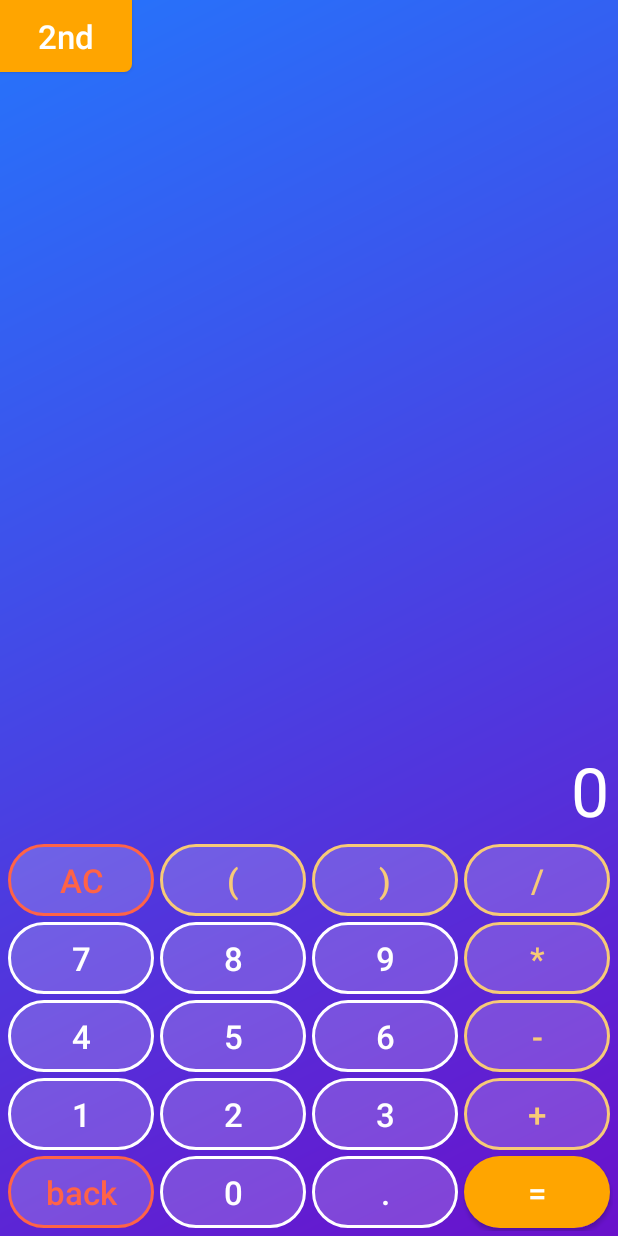
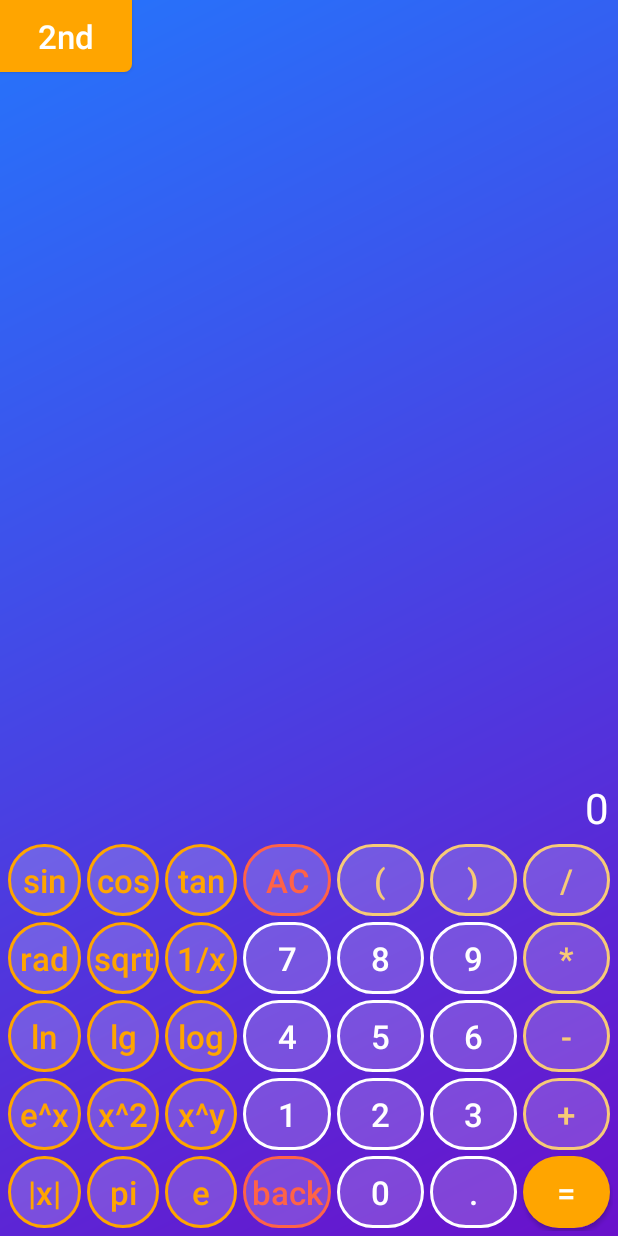
Before and after one commit to Elizabeth379/MobileApplicationProgramming, an Android app: the screen it shows after launch (MainActivity), on a phone screen of 412 x 824 dp. Run offline under Robolectric (Android 15) with nearby library versions, the phone set to English and light mode, and no system bars; 1 statement that could not run was skipped.

Commit message:
Engineering functions added.

```diff
--- a/EngineeringCalculator/app/src/main/java/com/example/engineeringcalculator/fragments/ScienceModeFragment.kt
+++ b/EngineeringCalculator/app/src/main/java/com/example/engineeringcalculator/fragments/ScienceModeFragment.kt
@@ -1,4 +1,127 @@
 package com.example.engineeringcalculator.fragments
 
-class ScienceModeFragment {
+import android.content.Context
+import android.os.Bundle
+import androidx.fragment.app.Fragment
+import android.view.LayoutInflater
+import android.view.View
+import android.view.ViewGroup
+import android.widget.Button
+import com.example.engineeringcalculator.calculations.Calculator
+import com.example.engineeringcalculator.calculations.Operations
+
+import com.example.engineeringcalculator.Connector
+import com.example.engineeringcalculator.R
+import kotlin.math.*
+
+
+class ScienceModeFragment : Fragment() {
+    private lateinit var btn_sin: Button
+    private lateinit var btn_cos: Button
+    private lateinit var btn_tan: Button
+    private lateinit var btn_rad: Button
+    private lateinit var btn_sqrt: Button
+    private lateinit var btn_ln: Button
+    private lateinit var btn_lg: Button
+    private lateinit var btn_log: Button
+    private lateinit var btn_powerMinOne: Button
+    private lateinit var btn_expPowX: Button
+    private lateinit var btn_square: Button
+    private lateinit var btn_power: Button
+    private lateinit var btn_module: Button
+    private lateinit var btn_pi: Button
+    private lateinit var btn_exp: Button
+
+    private lateinit var calculator : Calculator
+
+    override fun onCreateView(
+        inflater: LayoutInflater,
+        container: ViewGroup?,
+        savedInstanceState: Bundle?
+    ): View? {
+        // Inflate the layout for this fragment
+        val view: View = inflater.inflate(R.layout.fragment_science_mode, container, false)
+        setupLayoutFor(view)
+        return view
+    }
+
+    private fun setupLayoutFor(view: View) {
+        btn_sin = view.findViewById((R.id.btn_sin))
+        btn_sin.setOnClickListener{
+            calculator.appendFunction("sin(") { n1 : Double -> (sin(n1)) }
+        }
+        btn_cos = view.findViewById((R.id.btn_cos))
+        btn_cos.setOnClickListener{
+            calculator.appendFunction("cos(") { n1 : Double -> (cos(n1)) }
+        }
+        btn_tan = view.findViewById((R.id.btn_tan))
+        btn_tan.setOnClickListener{
+            calculator.appendFunction("tan(") { n1 : Double -> (tan(n1)) }
+        }
+        btn_rad = view.findViewById((R.id.btn_rad))
+        btn_rad.setOnClickListener{
+            calculator.appendFunction("rad(") { n1 : Double -> (Math.toRadians(n1)) }
+        }
+        btn_sqrt = view.findViewById((R.id.btn_sqrt))
+        btn_sqrt.setOnClickListener{
+            calculator.appendFunction("sqrt(") { n1 : Double -> (sqrt(n1)) }
+        }
+        btn_ln = view.findViewById((R.id.btn_ln))
+        btn_ln.setOnClickListener{
+            calculator.appendFunction("ln(") { n1 : Double -> (ln(n1)) }
+        }
+        btn_log = view.findViewById((R.id.btn_log))
+        btn_log.setOnClickListener{
+            calculator.appendFunction("log(") { n1 : Double -> (log2(n1)) }
+        }
+        btn_lg = view.findViewById((R.id.btn_lg))
+        btn_lg.setOnClickListener{
+            calculator.appendFunction("lg(") { n1 : Double -> (log10(n1)) }
+        }
+        btn_powerMinOne = view.findViewById((R.id.btn_powerMinOne))
+        btn_powerMinOne.setOnClickListener{
+            calculator.appendFunction("(1/(") { n1 : Double -> (1 / n1) }
+        }
+        btn_expPowX = view.findViewById((R.id.btn_expPowX))
+        btn_expPowX.setOnClickListener{
+            calculator.appendFunction("e^(") { n1 : Double -> (exp(n1)) }
+        }
+        btn_square = view.findViewById((R.id.btn_square))
+        btn_square.setOnClickListener{
+            calculator.appendOperation(Operations.POWER)
+            calculator.appendNumber("2")
+        }
+        btn_power = view.findViewById((R.id.btn_power))
+        btn_power.setOnClickListener{
+            calculator.appendOperation(Operations.POWER)
+        }
+        btn_module = view.findViewById((R.id.btn_module))
+        btn_module.setOnClickListener{
+            calculator.appendFunction("abs(") { n1 : Double -> (abs(n1)) }
+        }
+        btn_pi = view.findViewById((R.id.btn_pi))
+        btn_pi.setOnClickListener{
+            calculator.appendNumber("π")
+        }
+        btn_exp = view.findViewById((R.id.btn_exp))
+        btn_exp.setOnClickListener{
+            calculator.appendNumber("e")
+        }
+
+        this.calculator = activ!!.getCalculator()
+    }
+
+    var activ: Connector? = null  //ссылка на MainActivity
+
+    fun getInstance(): BaseModeFragment? {
+        val args = Bundle()
+        val fragment = BaseModeFragment()
+        fragment.setArguments(args)
+        return fragment
+    }
+
+    override fun onAttach(context: Context) {
+        super.onAttach(context)
+        activ = getActivity() as Connector?
+    }
 }
--- a/EngineeringCalculator/app/src/main/res/layout/activity_main.xml
+++ b/EngineeringCalculator/app/src/main/res/layout/activity_main.xml
@@ -5,8 +5,7 @@
     xmlns:tools="http://schemas.android.com/tools"
     android:layout_width="match_parent"
     android:layout_height="match_parent"
-    tools:context=".MainActivity"
-    android:id="@+id/simple"
+    android:id="@+id/science"
     android:background="@drawable/cool_gradient">
 
     <android.widget.Button
@@ -20,19 +19,19 @@
 
     <TextView
         android:id="@+id/textViewInput"
-        style="@style/TextViewInputStyle"
+        style="@style/SmallTextViewInputStyle"
+        android:text="@string/_0"
+        app:layout_constraintBottom_toTopOf="@+id/textViewResult"
+        app:layout_constraintEnd_toEndOf="parent"
+        app:layout_constraintStart_toStartOf="parent" />
+
+    <TextView
+        android:id="@+id/textViewResult"
+        style="@style/SmallTextViewResultStyle"
         android:text="@string/_0"
         app:layout_constraintEnd_toEndOf="parent"
         app:layout_constraintStart_toStartOf="parent"
-        app:layout_constraintBottom_toTopOf="@+id/textViewResult" />
-
-    <TextView
-        android:id="@+id/textViewResult"
-        style="@style/TextViewResultStyle"
-        android:text="@string/_0"
-        app:layout_constraintTop_toBottomOf="@+id/textViewInput"
-        app:layout_constraintStart_toStartOf="parent"
-        app:layout_constraintEnd_toEndOf="parent" />
+        app:layout_constraintTop_toBottomOf="@+id/textViewInput" />
 
     <LinearLayout
         android:id="@+id/linearLayout"
@@ -45,10 +44,18 @@
         app:layout_constraintEnd_toEndOf="parent"
         app:layout_constraintStart_toStartOf="parent">
         <androidx.fragment.app.FragmentContainerView
+            android:id="@+id/scienceModeFragment"
+            android:name="com.example.engineeringcalculator.fragments.ScienceModeFragment"
+            android:layout_width="wrap_content"
+            android:layout_height="match_parent"
+            android:layout_weight="1" />
+        <androidx.fragment.app.FragmentContainerView
             android:id="@+id/baseModeFragment"
             android:name="com.example.engineeringcalculator.fragments.BaseModeFragment"
-            android:layout_width="match_parent"
-            android:layout_height="match_parent" />
+            android:layout_width="wrap_content"
+            android:layout_height="match_parent"
+            android:layout_weight="1" />
     </LinearLayout>
 
+
 </androidx.constraintlayout.widget.ConstraintLayout>
```
